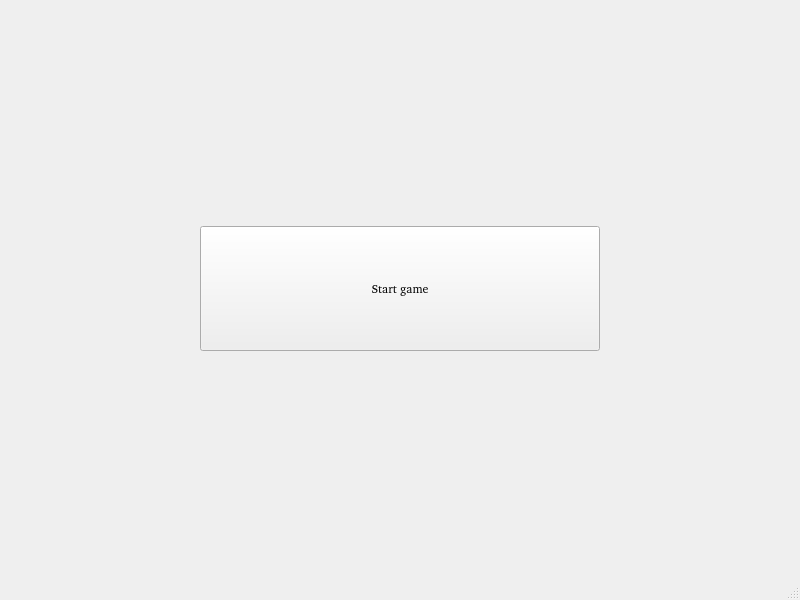
First picture: the form in startmenu.ui, repository B3R63R/ChessApp, before the edit.
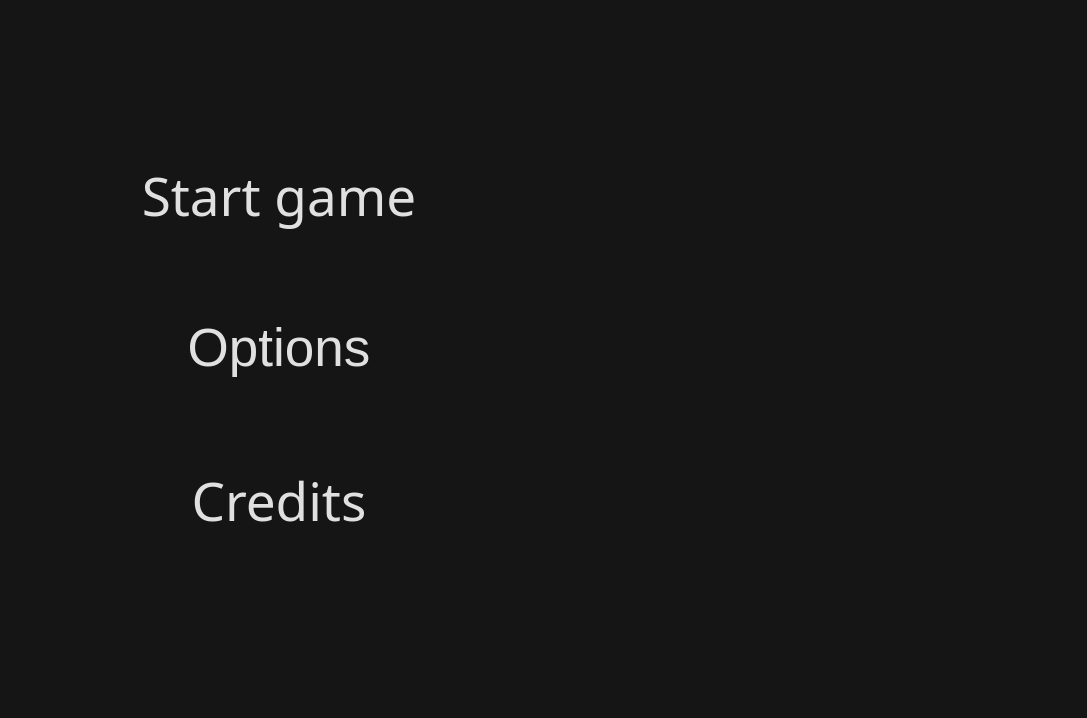
Second picture: the form after the edit. Icons and pictures are not drawn.

Commit message: redesign startmenu and game window

```diff
--- a/startmenu.ui
+++ b/startmenu.ui
@@ -6,37 +6,334 @@
    <rect>
     <x>0</x>
     <y>0</y>
-    <width>800</width>
-    <height>600</height>
+    <width>1087</width>
+    <height>718</height>
    </rect>
   </property>
   <property name="windowTitle">
    <string>MainWindow</string>
   </property>
   <widget class="QWidget" name="centralwidget">
+   <property name="styleSheet">
+    <string notr="true">background-color:  #151515;
+</string>
+   </property>
    <layout class="QHBoxLayout" name="horizontalLayout">
     <item>
-     <widget class="QPushButton" name="startButton">
+     <widget class="QFrame" name="frame_2">
       <property name="sizePolicy">
-       <sizepolicy hsizetype="Expanding" vsizetype="Fixed">
+       <sizepolicy hsizetype="Preferred" vsizetype="Preferred">
         <horstretch>0</horstretch>
         <verstretch>0</verstretch>
        </sizepolicy>
       </property>
-      <property name="maximumSize">
-       <size>
-        <width>400</width>
-        <height>125</height>
-       </size>
+      <property name="styleSheet">
+       <string notr="true">color: #151515;
+border: none;</string>
       </property>
-      <property name="font">
-       <font>
-        <family>URW Bookman [urw]</family>
-       </font>
+      <property name="frameShape">
+       <enum>QFrame::Shape::StyledPanel</enum>
       </property>
-      <property name="text">
-       <string>Start game</string>
+      <property name="frameShadow">
+       <enum>QFrame::Shadow::Raised</enum>
       </property>
+      <layout class="QGridLayout" name="gridLayout_2">
+       <item row="1" column="4">
+        <spacer name="horizontalSpacer_2">
+         <property name="orientation">
+          <enum>Qt::Orientation::Horizontal</enum>
+         </property>
+         <property name="sizeHint" stdset="0">
+          <size>
+           <width>40</width>
+           <height>20</height>
+          </size>
+         </property>
+        </spacer>
+       </item>
+       <item row="0" column="0">
+        <spacer name="verticalSpacer_7">
+         <property name="orientation">
+          <enum>Qt::Orientation::Vertical</enum>
+         </property>
+         <property name="sizeHint" stdset="0">
+          <size>
+           <width>20</width>
+           <height>40</height>
+          </size>
+         </property>
+        </spacer>
+       </item>
+       <item row="0" column="4">
+        <spacer name="verticalSpacer_8">
+         <property name="orientation">
+          <enum>Qt::Orientation::Vertical</enum>
+         </property>
+         <property name="sizeHint" stdset="0">
+          <size>
+           <width>20</width>
+           <height>40</height>
+          </size>
+         </property>
+        </spacer>
+       </item>
+       <item row="2" column="0">
+        <spacer name="verticalSpacer">
+         <property name="orientation">
+          <enum>Qt::Orientation::Vertical</enum>
+         </property>
+         <property name="sizeHint" stdset="0">
+          <size>
+           <width>20</width>
+           <height>40</height>
+          </size>
+         </property>
+        </spacer>
+       </item>
+       <item row="0" column="3">
+        <spacer name="verticalSpacer_2">
+         <property name="orientation">
+          <enum>Qt::Orientation::Vertical</enum>
+         </property>
+         <property name="sizeHint" stdset="0">
+          <size>
+           <width>20</width>
+           <height>40</height>
+          </size>
+         </property>
+        </spacer>
+       </item>
+       <item row="2" column="3">
+        <spacer name="verticalSpacer_4">
+         <property name="orientation">
+          <enum>Qt::Orientation::Vertical</enum>
+         </property>
+         <property name="sizeHint" stdset="0">
+          <size>
+           <width>20</width>
+           <height>40</height>
+          </size>
+         </property>
+        </spacer>
+       </item>
+       <item row="1" column="3">
+        <widget class="QFrame" name="frame">
+         <property name="sizePolicy">
+          <sizepolicy hsizetype="Fixed" vsizetype="Fixed">
+           <horstretch>0</horstretch>
+           <verstretch>0</verstretch>
+          </sizepolicy>
+         </property>
+         <property name="minimumSize">
+          <size>
+           <width>323</width>
+           <height>522</height>
+          </size>
+         </property>
+         <property name="styleSheet">
+          <string notr="true">
+#frame {
+	border: none;
+	background-color: #151515;
+	background-repeat: no-repeat;
+	background-position: center;
+    background-image: url(:/images/img/startmenubackground.png);
+	
+}
+
+</string>
+         </property>
+         <property name="frameShape">
+          <enum>QFrame::Shape::StyledPanel</enum>
+         </property>
+         <property name="frameShadow">
+          <enum>QFrame::Shadow::Raised</enum>
+         </property>
+        </widget>
+       </item>
+       <item row="1" column="1">
+        <layout class="QVBoxLayout" name="verticalLayout_2">
+         <item>
+          <widget class="QPushButton" name="startButton">
+           <property name="sizePolicy">
+            <sizepolicy hsizetype="Expanding" vsizetype="Fixed">
+             <horstretch>0</horstretch>
+             <verstretch>0</verstretch>
+            </sizepolicy>
+           </property>
+           <property name="maximumSize">
+            <size>
+             <width>400</width>
+             <height>125</height>
+            </size>
+           </property>
+           <property name="font">
+            <font>
+             <family>CARDOT</family>
+             <pointsize>40</pointsize>
+            </font>
+           </property>
+           <property name="styleSheet">
+            <string notr="true">QPushButton {
+    font-family: 'CARDOT';
+    font-size: 40pt;
+    border: none;
+	color: #E0E0E0;
+    background-color: transparent;
+    background-repeat: no-repeat;
+    background-position: center;
+	padding: 8px 15px; 
+}
+
+QPushButton:hover {
+    font-size: 42pt;
+	 color: #FFFFFF;
+	
+	
+}</string>
+           </property>
+           <property name="text">
+            <string> Start game </string>
+           </property>
+          </widget>
+         </item>
+         <item>
+          <widget class="QPushButton" name="pushButton">
+           <property name="styleSheet">
+            <string notr="true">QPushButton {
+    font-family: 'CARDOT';
+    font-size: 40pt;
+    border: none;
+	color: #E0E0E0;
+    background-color: transparent;
+    background-repeat: no-repeat;
+    background-position: center;
+	padding: 8px 15px; 
+}
+
+QPushButton:hover {
+    font-size: 42pt;
+	 color: #FFFFFF;
+}</string>
+           </property>
+           <property name="text">
+            <string>Options</string>
+           </property>
+          </widget>
+         </item>
+         <item>
+          <widget class="QPushButton" name="startButton_2">
+           <property name="sizePolicy">
+            <sizepolicy hsizetype="Expanding" vsizetype="Fixed">
+             <horstretch>0</horstretch>
+             <verstretch>0</verstretch>
+            </sizepolicy>
+           </property>
+           <property name="maximumSize">
+            <size>
+             <width>400</width>
+             <height>125</height>
+            </size>
+           </property>
+           <property name="font">
+            <font>
+             <family>CARDOT</family>
+             <pointsize>40</pointsize>
+            </font>
+           </property>
+           <property name="styleSheet">
+            <string notr="true">QPushButton {
+    font-family: 'CARDOT';
+    font-size: 40pt;
+    border: none;
+	color: #E0E0E0;
+    background-color: transparent;
+    background-repeat: no-repeat;
+    background-position: center;
+	padding: 8px 15px; 
+}
+
+QPushButton:hover {
+    font-size: 42pt;
+	 color: #FFFFFF;
+}</string>
+           </property>
+           <property name="text">
+            <string>Credits</string>
+           </property>
+          </widget>
+         </item>
+        </layout>
+       </item>
+       <item row="2" column="4">
+        <spacer name="verticalSpacer_5">
+         <property name="orientation">
+          <enum>Qt::Orientation::Vertical</enum>
+         </property>
+         <property name="sizeHint" stdset="0">
+          <size>
+           <width>20</width>
+           <height>40</height>
+          </size>
+         </property>
+        </spacer>
+       </item>
+       <item row="2" column="1">
+        <spacer name="verticalSpacer_3">
+         <property name="orientation">
+          <enum>Qt::Orientation::Vertical</enum>
+         </property>
+         <property name="sizeHint" stdset="0">
+          <size>
+           <width>20</width>
+           <height>40</height>
+          </size>
+         </property>
+        </spacer>
+       </item>
+       <item row="1" column="0">
+        <spacer name="horizontalSpacer_4">
+         <property name="orientation">
+          <enum>Qt::Orientation::Horizontal</enum>
+         </property>
+         <property name="sizeHint" stdset="0">
+          <size>
+           <width>40</width>
+           <height>20</height>
+          </size>
+         </property>
+        </spacer>
+       </item>
+       <item row="0" column="1">
+        <spacer name="verticalSpacer_6">
+         <property name="orientation">
+          <enum>Qt::Orientation::Vertical</enum>
+         </property>
+         <property name="sizeHint" stdset="0">
+          <size>
+           <width>20</width>
+           <height>40</height>
+          </size>
+         </property>
+        </spacer>
+       </item>
+       <item row="1" column="2">
+        <spacer name="horizontalSpacer_5">
+         <property name="orientation">
+          <enum>Qt::Orientation::Horizontal</enum>
+         </property>
+         <property name="sizeType">
+          <enum>QSizePolicy::Policy::Fixed</enum>
+         </property>
+         <property name="sizeHint" stdset="0">
+          <size>
+           <width>200</width>
+           <height>20</height>
+          </size>
+         </property>
+        </spacer>
+       </item>
+      </layout>
      </widget>
     </item>
    </layout>
@@ -51,7 +348,11 @@
     </rect>
    </property>
   </widget>
-  <widget class="QStatusBar" name="statusbar"/>
+  <widget class="QStatusBar" name="statusbar">
+   <property name="styleSheet">
+    <string notr="true">background-color:  #151515;</string>
+   </property>
+  </widget>
  </widget>
  <resources/>
  <connections/>
```
Left out of the diff: 5 changed lines with no effect on the pictures. The commit also changes 40 other files.
